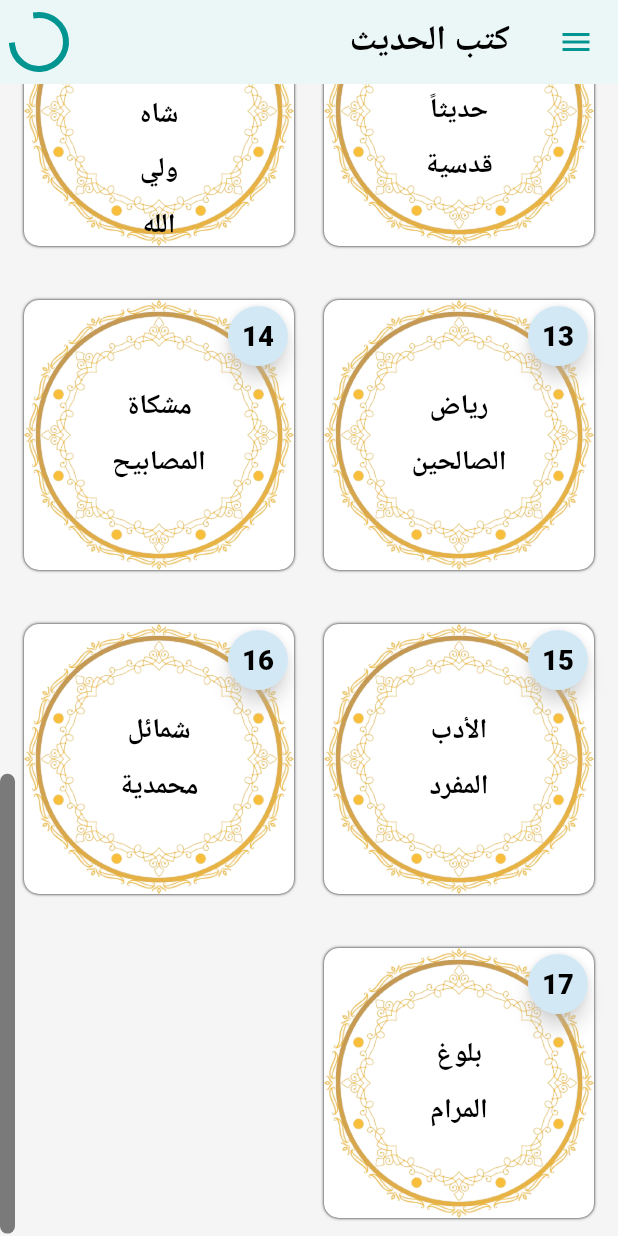
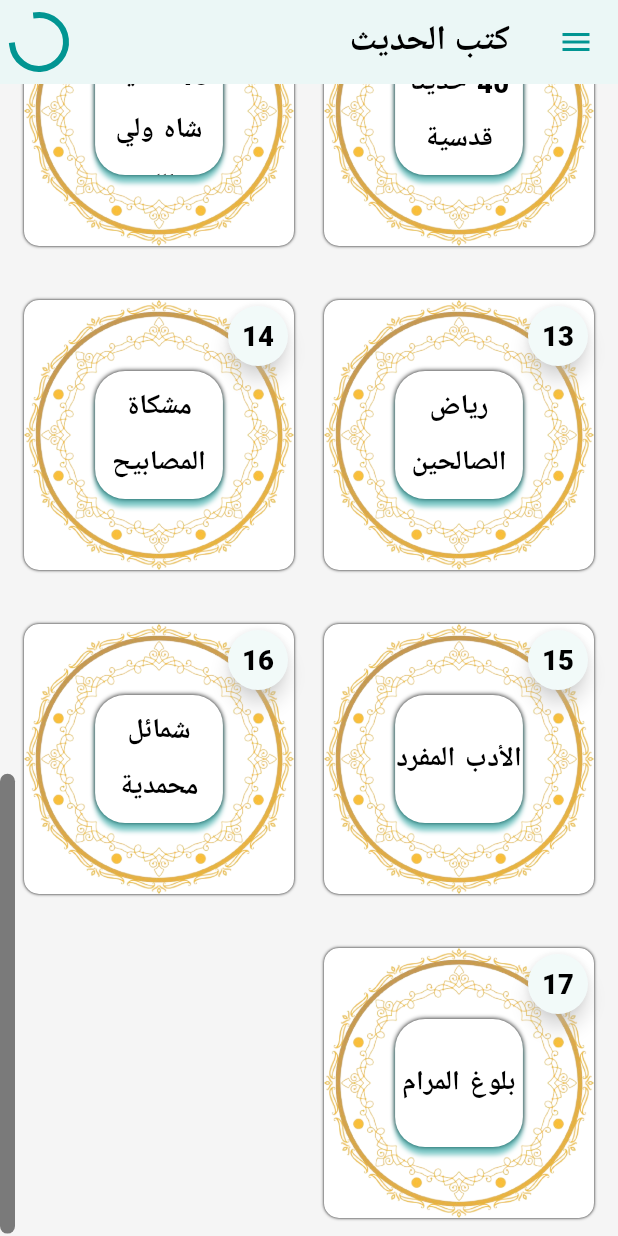
Before and after one commit to ahmetbasmaci/hadith_books, a Flutter app: the screen it shows after launch, scrolled down 1152 dp, on a phone screen of 412 x 824 dp. Run offline on Flutter 3.47's test engine with Material 3 defaults, Android fonts, the light colour scheme and no system bars; our stand-ins replace dartz, equatable, flutter_bloc, flutter_staggered_animations, get_it, get_storage and 6 more; missing offline and left inert: flutter_share; accounts and stored records are empty; Roboto replaces fonts that are missing (Amiri).

Commit message:
fix decoration of hadith card and readMore propertie and settings updating state after theme changed

```diff
--- a/lib/core/utils/resources/app_shadows.dart
+++ b/lib/core/utils/resources/app_shadows.dart
@@ -6,9 +6,9 @@ class AppShadows {
   static BoxShadow get hadithCard {
     return BoxShadow(
       // color: AppConstants.context.theme.colorScheme.onSurface.withOpacity(0.2),
-      color: Colors.black.withOpacity(.2),
-      blurRadius: 10,
-      spreadRadius: 4,
+      color: Colors.black.withOpacity(.5),
+      blurRadius: 5,
+      spreadRadius: 2,
       offset: const Offset(0, 5),
     );
   }
--- a/lib/features/hadith_home/presentation/widgets/count_circule_avatar.dart
+++ b/lib/features/hadith_home/presentation/widgets/count_circule_avatar.dart
@@ -9,7 +9,7 @@ class CountCirculeAvatar extends StatelessWidget {
   Widget build(BuildContext context) {
     return Card(
       child: CircleAvatar(
-        backgroundColor: context.themeColors.secondary.withOpacity(.2),
+        backgroundColor: context.themeColors.primary.withOpacity(.05),
         foregroundColor: context.theme.colorScheme.onSurface,
         child: FittedBox(
           fit: BoxFit.cover,
--- a/lib/features/hadith_home/presentation/widgets/hadith_book_item.dart
+++ b/lib/features/hadith_home/presentation/widgets/hadith_book_item.dart
@@ -33,12 +33,31 @@ class HadithBookItem extends StatelessWidget {
         ],
       ),
       child: Stack(
-        alignment: Alignment.center,
         children: [
-          Text(
-            hadithBooksEnum.bookName.split(' ').join('\n'),
-            style: AppStyles.normalBold,
-            textAlign: TextAlign.center,
+          Container(
+            margin: EdgeInsets.all(context.width * .115),
+            decoration: BoxDecoration(
+              borderRadius: BorderRadius.circular(AppSizes.borderRadius),
+              color: context.themeColors.background,
+              boxShadow: [
+                const BoxShadow(
+                  color: Colors.black,
+                  blurRadius: 2,
+                  offset: Offset(0, 0),
+                ),
+                BoxShadow(
+                  color: context.themeColors.primary.withOpacity(.5),
+                  blurRadius: 2,
+                  offset: const Offset(0, 5),
+                ),
+              ],
+            ),
+            alignment: Alignment.center,
+            child: Text(
+              hadithBooksEnum.bookName,
+              style: AppStyles.normalBold,
+              textAlign: TextAlign.center,
+            ),
           ),
           Positioned(
             right: 0,
--- a/lib/features/hadith_home/presentation/widgets/hadith_card_item.dart
+++ b/lib/features/hadith_home/presentation/widgets/hadith_card_item.dart
@@ -41,7 +41,6 @@ class HadithCardItem extends StatelessWidget {
           top: AppSizes.screenPadding,
         ),
         decoration: BoxDecoration(
-          //color: const Color(0xff1d1d1d),
           color: context.theme.colorScheme.surface,
           borderRadius: BorderRadius.circular(AppSizes.borderRadius),
           boxShadow: [AppShadows.hadithCard],
--- a/lib/src/hadith_books_app.dart
+++ b/lib/src/hadith_books_app.dart
@@ -18,14 +18,16 @@ class HadithBooksApp extends StatelessWidget {
         BlocProvider(create: (context) => InjectionManager.instance.localeCubit..getSavedLocale()),
         BlocProvider(create: (context) => InjectionManager.instance.changeFontSizeSliderCubit..getSavedFontSize()),
         BlocProvider(create: (context) => InjectionManager.instance.hadithHomeCubit..getAllHadithsBooks()),
-        BlocProvider(create: (context) => InjectionManager.instance.hadithSearchFilterCubit..getSavedSelectedHadithsInSearchList()),
+        BlocProvider(
+            create: (context) =>
+                InjectionManager.instance.hadithSearchFilterCubit..getSavedSelectedHadithsInSearchList()),
         BlocProvider(create: (context) => InjectionManager.instance.settingsCubit),
       ],
       child: _buildChild(),
     );
   }
 
-  BlocBuilder<LocaleCubit, LocaleState> _buildChild() {
+  Widget _buildChild() {
     return BlocBuilder<LocaleCubit, LocaleState>(
       builder: (context, lcoaleState) => BlocBuilder<ThemeCubit, ThemeState>(
         builder: (context, themeState) => _materialWidget(lcoaleState, themeState),
```
Also changed, not shown: lib/features/hadith_home/presentation/widgets/drawer/drawer_settings_part.dart (+10 -8 lines), lib/features/hadith_home/presentation/widgets/hadith_content.dart (+14 -8 lines).
